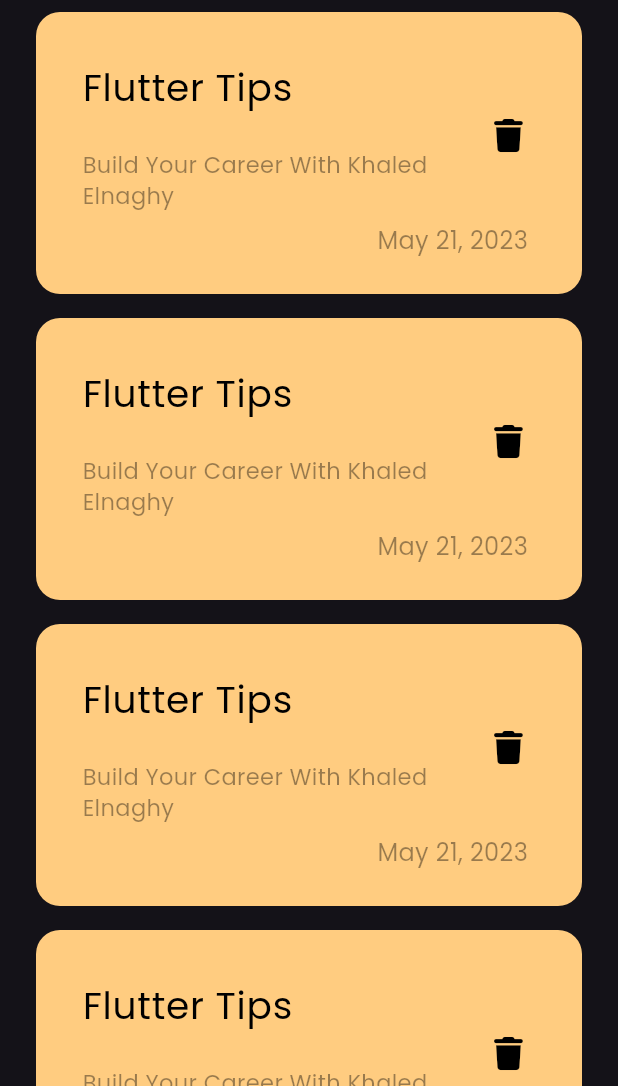
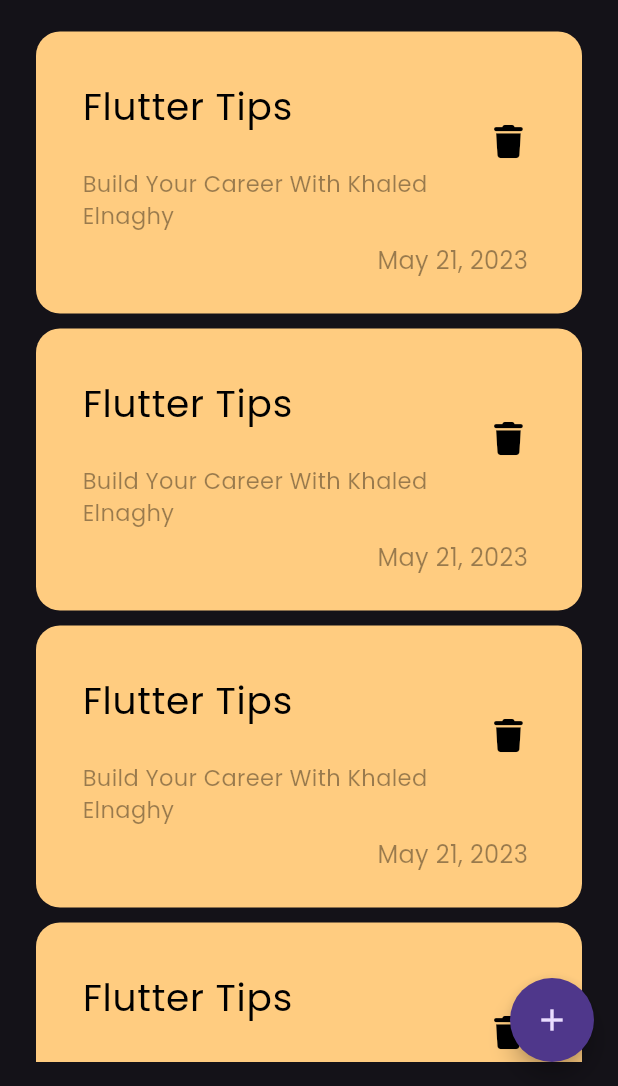
Before and after one commit to khaledelnaghy/notes_app, a Flutter app: the screen it shows after launch, on a phone screen of 412 x 824 dp, the part 150-1236 px from its top. Run offline on Flutter 3.47's test engine with Material 3 defaults, Android fonts, the phone set to English and light mode, and no system bars; our stand-ins replace font_awesome_flutter.

Commit message:
show Modal Bottom Sheet

```diff
--- a/lib/views/notes_views.dart
+++ b/lib/views/notes_views.dart
@@ -1,4 +1,5 @@
 import 'package:flutter/material.dart';
+import 'package:notes_app/views/widgets/add_note_bottom_sheet.dart';
 import 'package:notes_app/views/widgets/notes_view_body.dart';
 
 class NotesViews extends StatelessWidget {
@@ -6,8 +7,19 @@ class NotesViews extends StatelessWidget {
 
   @override
   Widget build(BuildContext context) {
-    return const Scaffold(
-      body: NotesViewBody(),
+    return Scaffold(
+      body: const NotesViewBody(),
+      floatingActionButton: FloatingActionButton(
+        shape: const CircleBorder(),
+        onPressed: () {
+          showModalBottomSheet(
+              context: context,
+              builder: (context) {
+                return const AddNoteBottomSheet();
+              });
+        },
+        child: Icon(Icons.add),
+      ),
     );
   }
 }
--- a/lib/views/widgets/custom_note_item_.dart
+++ b/lib/views/widgets/custom_note_item_.dart
@@ -32,12 +32,15 @@ class CustomNoteItem extends StatelessWidget {
                     color: Colors.black.withOpacity(0.4), fontSize: 15),
               ),
             ),
-            trailing: IconButton(
-              onPressed: () {},
-              icon: Icon(
-                FontAwesomeIcons.trash,
-                color: Colors.black,
-                size: 22,
+            trailing: Padding(
+              padding: const EdgeInsets.only(bottom: 30),
+              child: IconButton(
+                onPressed: () {},
+                icon: Icon(
+                  FontAwesomeIcons.trash,
+                  color: Colors.black,
+                  size: 22,
+                ),
               ),
             ),
           ),
--- a/lib/views/widgets/notes_list_view.dart
+++ b/lib/views/widgets/notes_list_view.dart
@@ -4,18 +4,27 @@ import 'package:notes_app/views/widgets/custom_note_item_.dart';
 class NotesListView extends StatelessWidget {
   const NotesListView({super.key});
 
+  // final data = const [
+
+
+  // ];
+
   @override
   Widget build(BuildContext context) {
-    return ListView.builder(
+    return Padding(
+      padding: const EdgeInsets.symmetric(vertical: 16),
+      child: ListView.builder(
+        padding: EdgeInsets.zero,
         itemBuilder: (context, index)
          {
           return Padding(
-          padding: const EdgeInsets.symmetric(vertical: 8),
+            padding: const EdgeInsets.symmetric(vertical: 5),
             child: CustomNoteItem (),
           );
          },
          itemCount: 10,
 
+         ),
     );
   }
 }
```
Also changed, not shown: lib/views/widgets/add_note_bottom_sheet.dart (added, +10 -0 lines). Lines whose indentation alone changed are shown as unchanged.
